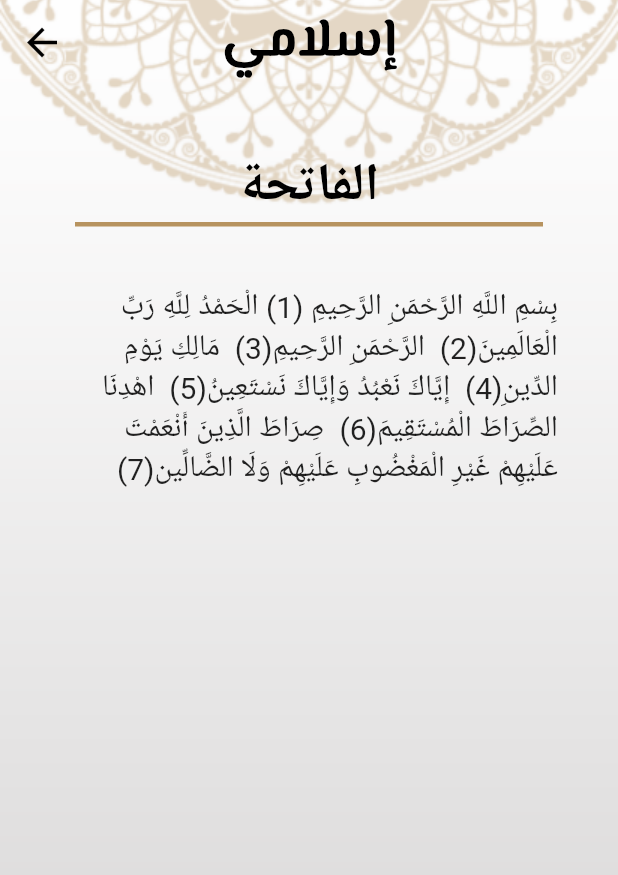
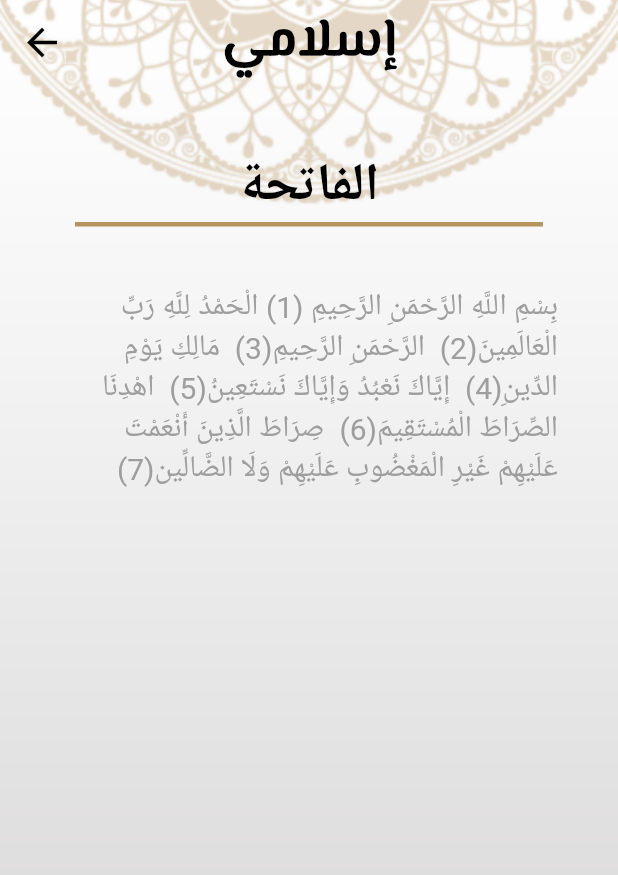
Before and after one commit to Eyadzz/Quran_Application, a Flutter app: the screen it shows after launch, after a tap on "الفاتحة", on a phone screen of 412 x 824 dp. Shown: the top 875 px of the screen. Run offline on Flutter 3.47's test engine with Material 2 defaults, Android fonts, the light colour scheme and no system bars; our stand-ins replace splashscreen.

Commit message:
Modified screens for Dark/Light themes switches

```diff
--- a/lib/CustomBottomBar.dart
+++ b/lib/CustomBottomBar.dart
@@ -1,6 +1,9 @@
 import 'package:flutter/material.dart';
 import 'package:quran_application/QuranScreen.dart';
 import 'package:quran_application/TasbeehScreen.dart';
+import 'package:provider/provider.dart';
+import 'AppConfigProvider.dart';
+
 class CustomBottomBar extends StatefulWidget {
   const CustomBottomBar ({Key? key, this.mypage}) : super(key: key);
   static const routeName = "home";
@@ -17,7 +20,7 @@ class CustomBottomBar extends StatefulWidget {
 }
 
 class _CustomBottomBarState extends State<CustomBottomBar> {
-
+  late AppConfigProvider provider;
   var mainColor = Colors.white, activeColor = Colors.black;
   var currentIndex = 0;
 
@@ -31,9 +34,10 @@ class _CustomBottomBarState extends State<CustomBottomBar> {
 
   @override
   Widget build(BuildContext context) {
+    provider = Provider.of<AppConfigProvider>(context);
     return BottomAppBar(
       //color: Color(0x46352b),
-        color:  Color.fromRGBO(183, 147, 95, 1),
+        color: provider.isDarkTheme()? Color.fromRGBO(20,26,46,1):Color.fromRGBO(183, 147, 95, 1),
         child: Container(
           padding: EdgeInsets.symmetric(horizontal: 20),
           child: Row(
--- a/lib/HadethScreen.dart
+++ b/lib/HadethScreen.dart
@@ -2,7 +2,8 @@ import 'package:flutter/material.dart';
 import 'package:flutter/rendering.dart';
 import 'package:flutter/services.dart';
 import 'package:quran_application/ReadQuran.dart';
-
+import 'package:provider/provider.dart';
+import 'AppConfigProvider.dart';
 
 class HadethScreen extends StatefulWidget {
 
@@ -13,11 +14,19 @@ class HadethScreen extends StatefulWidget {
 }
 
 class _HadethState extends State<HadethScreen> {
+  late AppConfigProvider provider;
   var hadethName=[];
   var colorTheme = Color.fromRGBO(183, 147, 95, 1);
+  var colorDarkTheme = Color.fromRGBO(252,196,64,1);
   var textContentStyle = TextStyle(
     fontSize: 25,
     color: Colors.black,
+    fontFamily: "Sultann",
+
+  );
+  var textContentStyleDarkTheme = TextStyle(
+    fontSize: 25,
+    color: Colors.white,
     fontFamily: "Sultann",
 
   );
@@ -30,6 +39,7 @@ class _HadethState extends State<HadethScreen> {
 
   @override
   Widget build(BuildContext context) {
+    provider = Provider.of<AppConfigProvider>(context);
     return Scaffold(
         extendBodyBehindAppBar: true,
         body: Stack(
@@ -38,7 +48,7 @@ class _HadethState extends State<HadethScreen> {
             Container(
               decoration: BoxDecoration(
                 image: DecorationImage(
-                  image: AssetImage("assets/images/bg3.png"),
+                  image: provider.isDarkTheme()? AssetImage("assets/images/bg.png"): AssetImage("assets/images/bg3.png"),
                   fit: BoxFit.fill,
                 ),
               ),
@@ -60,7 +70,7 @@ class _HadethState extends State<HadethScreen> {
                       Row(
                         mainAxisAlignment: MainAxisAlignment.center,
                         children: [
-                          header("الاحاديث", BoxDecoration(border: Border(bottom: BorderSide(color: colorTheme,width: 3,),top: BorderSide(color: colorTheme,width: 3,)))),
+                          header("الاحاديث", BoxDecoration(border: Border(bottom: BorderSide(color: provider.isDarkTheme()? colorDarkTheme:colorTheme,width: 3,),top: BorderSide(color: provider.isDarkTheme()? colorDarkTheme:colorTheme,width: 3,)))),
                         ],
                       ),
                       Expanded(
@@ -106,10 +116,10 @@ class _HadethState extends State<HadethScreen> {
               style: TextButton.styleFrom(
                 padding: EdgeInsets.all(8.0),
               ),
-                child: Text(
+              child: provider.isDarkTheme()? Text(
                 name,
-                  style: textContentStyle,
-                )
+                style: textContentStyleDarkTheme,
+              ): Text (name,style: textContentStyle),
             ),
           ),
         ),
@@ -127,6 +137,7 @@ class _HadethState extends State<HadethScreen> {
             style: TextStyle(
               fontSize: 25,
               fontFamily: "ElMessiri",
+              color: provider.isDarkTheme()? Colors.white:Colors.black,
             ),
           ),
         ),
--- a/lib/OptionalThemeData.dart
+++ b/lib/OptionalThemeData.dart
@@ -2,11 +2,9 @@ import 'package:flutter/material.dart';
 
 class OptionalThemeData {
   static final darkTheme =ThemeData(
-    scaffoldBackgroundColor: Colors.indigo,
     brightness: Brightness.dark,
   );
   static final lightTheme =ThemeData(
-    scaffoldBackgroundColor: Colors.white70,
     brightness: Brightness.light,
   );
 }
--- a/lib/QuranScreen.dart
+++ b/lib/QuranScreen.dart
@@ -2,7 +2,8 @@ import 'package:flutter/material.dart';
 import 'package:flutter/rendering.dart';
 import 'package:flutter/services.dart';
 import 'package:quran_application/ReadQuran.dart';
-
+import 'package:provider/provider.dart';
+import 'AppConfigProvider.dart';
 class QuranScreen extends StatefulWidget {
 
   static const routeName = "quran";
@@ -12,12 +13,20 @@ class QuranScreen extends StatefulWidget {
 }
 
 class _QuranScreenState extends State<QuranScreen> {
+  late AppConfigProvider provider;
   var surasNames=[];
   var surasNums=[];
   var colorTheme = Color.fromRGBO(183, 147, 95, 1);
+  var colorDarkTheme = Color.fromRGBO(252,196,64,1);
   var textContentStyle = TextStyle(
     fontSize: 25,
     color: Colors.black,
+    fontFamily: "Sultann",
+
+  );
+  var textContentStyleDarkTheme = TextStyle(
+    fontSize: 25,
+    color: Colors.white,
     fontFamily: "Sultann",
 
   );
@@ -30,6 +39,7 @@ class _QuranScreenState extends State<QuranScreen> {
 
   @override
   Widget build(BuildContext context) {
+    provider = Provider.of<AppConfigProvider>(context);
     return Scaffold(
         body: Stack(
           alignment: AlignmentDirectional.center,
@@ -37,7 +47,7 @@ class _QuranScreenState extends State<QuranScreen> {
             Container(
               decoration: BoxDecoration(
                 image: DecorationImage(
-          image: AssetImage("assets/images/bg3.png"),
+                  image: provider.isDarkTheme()? AssetImage("assets/images/bg.png"): AssetImage("assets/images/bg3.png"),
                   fit: BoxFit.fill,
                 ),
               ),
@@ -59,8 +69,8 @@ class _QuranScreenState extends State<QuranScreen> {
                       Row(
                         mainAxisAlignment: MainAxisAlignment.center,
                         children: [
-                      header("عدد الآيات",  BoxDecoration(border: Border(bottom: BorderSide(color: colorTheme,width: 3,),top: BorderSide(color: colorTheme,width: 3,)))),
-                      header("اسم السورة", BoxDecoration(border: Border(left: BorderSide(color: colorTheme,width: 3,),bottom: BorderSide(color: colorTheme,width: 3,),top: BorderSide(color: colorTheme,width: 3,)))),
+                          header("عدد الآيات",  BoxDecoration(border: Border(bottom: BorderSide(color: provider.isDarkTheme()? colorDarkTheme:colorTheme,width: 3,),top: BorderSide(color: provider.isDarkTheme()? colorDarkTheme:colorTheme,width: 3,)))),
+                          header("اسم السورة", BoxDecoration(border: Border(left: BorderSide(color: provider.isDarkTheme()? colorDarkTheme:colorTheme,width: 3,),bottom: BorderSide(color: provider.isDarkTheme()? colorDarkTheme:colorTheme,width: 3,),top: BorderSide(color: provider.isDarkTheme()? colorDarkTheme:colorTheme,width: 3,)))),
                         ],
                       ),
                       Expanded(
@@ -102,15 +112,15 @@ class _QuranScreenState extends State<QuranScreen> {
       children: [
         Expanded(
           child: Center(
-            child: Text(
-              number,
-              style: textContentStyle,
-            ),
+            child: provider.isDarkTheme()? Text(
+              name,
+              style: textContentStyleDarkTheme,
+            ): Text (name,style: textContentStyle),
           ),
         ),
         Expanded(
           child: Container(
-            decoration: BoxDecoration(border: Border(left: BorderSide(color: colorTheme,width: 3,))),
+            decoration: BoxDecoration(border: Border(left: BorderSide(color: provider.isDarkTheme()? colorDarkTheme: colorTheme,width: 3,))),
             child: TextButton(
               onPressed: (){
                 Navigator.push(context, MaterialPageRoute(builder: (context)=>ReadQuran(setSurah(name,index))));
@@ -118,10 +128,10 @@ class _QuranScreenState extends State<QuranScreen> {
               style: TextButton.styleFrom(
                 padding: EdgeInsets.zero,
               ),
-                child: Text(
+              child: provider.isDarkTheme()? Text(
                 name,
-                  style: textContentStyle,
-                )
+                style: textContentStyleDarkTheme,
+              ): Text (name,style: textContentStyle),
             ),
           ),
         ),
@@ -139,6 +149,7 @@ class _QuranScreenState extends State<QuranScreen> {
             style: TextStyle(
               fontSize: 25,
               fontFamily: "ElMessiri",
+              color: provider.isDarkTheme()? Colors.white:Colors.black,
             ),
           ),
         ),
--- a/lib/ReadQuran.dart
+++ b/lib/ReadQuran.dart
@@ -1,7 +1,7 @@
-
 import 'package:flutter/material.dart';
 import 'package:flutter/services.dart';
-
+import 'package:provider/provider.dart';
+import 'AppConfigProvider.dart';
 
 class ReadQuran extends StatefulWidget {
   const ReadQuran(setSurah, {key}) : super(key: key);
@@ -31,14 +31,17 @@ String ConcreteSurahDisplay(List<String>Surah){
   return surahText;
 }
 class _ReadQuranState extends State<ReadQuran> {
+  late AppConfigProvider provider;
+  var colorDarkTheme = Color.fromRGBO(252,196,64,1);
   @override
   Widget build(BuildContext context) {
+    provider = Provider.of<AppConfigProvider>(context);
     return Scaffold(
       extendBodyBehindAppBar: true,
       appBar: AppBar(
-        leading: IconButton(icon: Icon(Icons.arrow_back, color: Colors.black,size: 30,), onPressed: (){Navigator.pop(context);},),
+        leading: IconButton(icon: Icon(Icons.arrow_back, color: provider.isDarkTheme()? Colors.white:Colors.black,size: 30,), onPressed: (){Navigator.pop(context);},),
         title: Text("إسلامي", style: TextStyle(
-          color: Colors.black,
+          color: provider.isDarkTheme()? Colors.white: Colors.black,
           fontSize: 35,
           fontWeight: FontWeight.bold,
           fontFamily: "ElMessiri",
@@ -51,29 +54,29 @@ class _ReadQuranState extends State<ReadQuran> {
       body:  Container(
           decoration: BoxDecoration(
             image: DecorationImage(
-              image: AssetImage("assets/images/bg3.png"),
+              image: provider.isDarkTheme()? AssetImage("assets/images/bg.png"): AssetImage("assets/images/bg3.png"),
               fit: BoxFit.cover,
             ),
           ),
           child: Container(
               decoration: BoxDecoration(
                   image: DecorationImage(
-                      fit: BoxFit.scaleDown,
-                      scale: 1.1,
-                      image: AssetImage("assets/images/Rectangle 3.png",)
+                    fit: BoxFit.scaleDown,
+                    scale: 1.1,
+                    image: provider.isDarkTheme()? AssetImage("assets/images/Rectangle_darkTheme.png"):AssetImage("assets/images/Rectangle 3.png"),
                   )
               ),
               child: Column(
                 mainAxisAlignment: MainAxisAlignment.center,
                 children:<Widget>[
                   SizedBox(height:100),
-                  Text(SurahName, style: TextStyle(color: Colors.black,fontSize: 35,fontWeight: FontWeight.bold)),
+                  Text(SurahName, style: TextStyle(color: provider.isDarkTheme()? colorDarkTheme:Colors.black ,fontSize: 35,fontWeight: FontWeight.bold)),
                   Padding(
                     padding: const EdgeInsets.fromLTRB(50,0,50,0),
                     child: Container(
                       height: 3,
-                        color: Color.fromRGBO(183, 147, 95, 1),
-                        ),
+                      color: provider.isDarkTheme()? colorDarkTheme:Color.fromRGBO(183, 147, 95, 1),
+                    ),
                   ),
                   new Expanded(
                       flex: 1,
@@ -87,7 +90,7 @@ class _ReadQuranState extends State<ReadQuran> {
                                       AsyncSnapshot<String>lines) {
                                     if(lines.data!=null){
                                       return new Directionality(textDirection: TextDirection.rtl, child:
-                                      Text(lines.data!,style: TextStyle(fontSize: 20))
+                                      Text(lines.data! ,style: TextStyle(fontSize: 20,color: provider.isDarkTheme()? colorDarkTheme:Colors.grey,))
                                       );
                                     }
                                     else{
--- a/lib/TasbeehCounterDisplay.dart
+++ b/lib/TasbeehCounterDisplay.dart
@@ -1,5 +1,7 @@
 import 'package:flutter/cupertino.dart';
 import 'package:flutter/material.dart';
+import 'package:provider/provider.dart';
+import 'AppConfigProvider.dart';
 
 class TasbeehCounterDisplay extends StatefulWidget {
   TasbeehCounterDisplay({Key? key, required this.imageToRotate}) : super(key: key);
@@ -10,6 +12,7 @@ class TasbeehCounterDisplay extends StatefulWidget {
 }
 
 class _TasbeehCounterDisplayState extends State<TasbeehCounterDisplay> {
+  late AppConfigProvider provider;
   int _tasbeehCounter = 0;
   String tasbeehButtonLabel = 'سبحان الله';
   late Image imageToRotate;
@@ -50,6 +53,7 @@ class _TasbeehCounterDisplayState extends State<TasbeehCounterDisplay> {
 
   @override
   Widget build(BuildContext context) {
+    provider = Provider.of<AppConfigProvider>(context);
     return Column(
       mainAxisAlignment: MainAxisAlignment.spaceEvenly,
       children: <Widget>[
@@ -73,7 +77,7 @@ class _TasbeehCounterDisplayState extends State<TasbeehCounterDisplay> {
           height: 10,
         ),
 
-        Text('عدد التسبيحات', textScaleFactor: 2.5),
+        Text('عدد التسبيحات',style: TextStyle(color: provider.isDarkTheme()?Colors.white: Colors.black,), textScaleFactor: 2.5),
         SizedBox(
           height: 20,
         ),
@@ -83,7 +87,7 @@ class _TasbeehCounterDisplayState extends State<TasbeehCounterDisplay> {
             child: Text(
               '$_tasbeehCounter',
               textScaleFactor: 1.6,
-              style: TextStyle(color: Colors.black.withOpacity(0.6)),
+              style: TextStyle(color: provider.isDarkTheme()? Colors.white: Colors.black.withOpacity(0.6)),
             ),
             style: ButtonStyle(
                 backgroundColor: MaterialStateProperty.all(
@@ -99,14 +103,14 @@ class _TasbeehCounterDisplayState extends State<TasbeehCounterDisplay> {
 
         ElevatedButton(
             onPressed: null,
-            child: Text(tasbeehButtonLabel, textScaleFactor: 1.6,style: TextStyle(color: Colors.white.withOpacity(1))),
+            child: Text(tasbeehButtonLabel, textScaleFactor: 1.6,style: TextStyle(color: provider.isDarkTheme()? Colors.black: Colors.white.withOpacity(1))),
             style: ButtonStyle(
-                backgroundColor: MaterialStateProperty.all(Color.fromRGBO(183, 147, 95, 1)),
+                backgroundColor: MaterialStateProperty.all(provider.isDarkTheme()? Color.fromRGBO(252,196,64,1):Color.fromRGBO(183, 147, 95, 1)),
                 minimumSize: MaterialStateProperty.all(Size(150,40)),
                 shape: MaterialStateProperty.all<RoundedRectangleBorder>(
                     RoundedRectangleBorder(
                         borderRadius: BorderRadius.circular(25.0),
-                        side: BorderSide(color: Color.fromRGBO(183, 147, 95, 1))))))
+                        side: BorderSide(color:Color.fromRGBO(183, 147, 95, 1))))))
       ],
     );
   }
--- a/lib/TasbeehScreen.dart
+++ b/lib/TasbeehScreen.dart
@@ -1,18 +1,22 @@
 import 'package:flutter/cupertino.dart';
 import 'package:flutter/material.dart';
 import 'TasbeehCounterDisplay.dart';
+import 'package:provider/provider.dart';
+import 'AppConfigProvider.dart';
 
 class TasbeehScreen extends StatelessWidget {
+  late AppConfigProvider provider;
   static const routeName = 'tasbeeh';
   @override
   Widget build(BuildContext context) {
+    provider = Provider.of<AppConfigProvider>(context);
     return Scaffold(
         body: Stack(
           children: <Widget>[
             Container(
               decoration: new BoxDecoration(
                 image: new DecorationImage(
-                  image: new AssetImage("assets/images/bg3.png"),
+                  image: provider.isDarkTheme()? new AssetImage("assets/images/bg.png"): new AssetImage("assets/images/bg3.png"),
                   fit: BoxFit.cover,
                 ),
               ),
@@ -27,7 +31,7 @@ class TasbeehScreen extends StatelessWidget {
                     left: 160,
                     child: Container(
                       child: Image(
-                              image: AssetImage('assets/images/headofseb7a.png'),
+                        image: provider.isDarkTheme()? AssetImage('assets/images/head of seb7a.png'):AssetImage('assets/images/headofseb7a.png'),
                       ),
                     ),
                   ),
@@ -38,7 +42,7 @@ class TasbeehScreen extends StatelessWidget {
                     child: Container(
                       child: TasbeehCounterDisplay(
                           imageToRotate: Image(
-                                  image: AssetImage('assets/images/bodyofseb7a.png'),
+                            image: provider.isDarkTheme()? AssetImage('assets/images/body of seb7a.png'):AssetImage('assets/images/bodyofseb7a.png'),
                           )),
                     ),
                   ),
```
Lines whose indentation alone changed are shown as unchanged.
